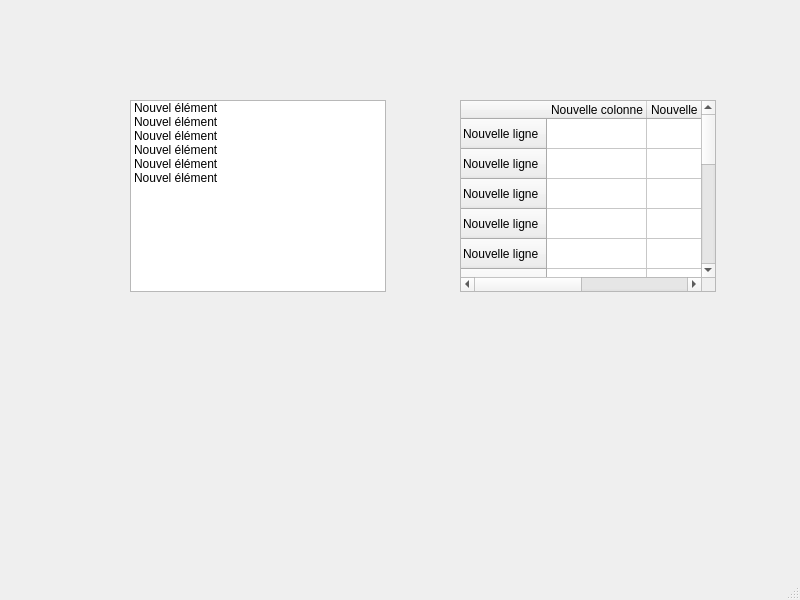
This is QtDesigner_workspace/Example.ui in SunHaozhe/AAI as Qt 5 draws it before an edit. The edited form follows.
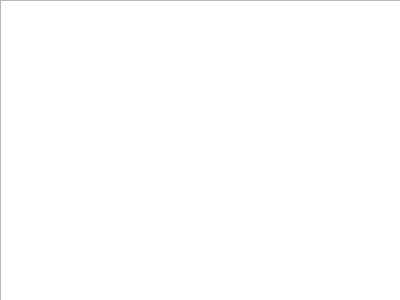
This is the edited form.

Commit message: Help button has been implemented

Patch:
```diff
--- a/QtDesigner_workspace/Example.ui
+++ b/QtDesigner_workspace/Example.ui
@@ -1,166 +1,28 @@
 <?xml version="1.0" encoding="UTF-8"?>
 <ui version="4.0">
- <class>MainWindow</class>
- <widget class="QMainWindow" name="MainWindow">
+ <class>Dialog</class>
+ <widget class="QDialog" name="Dialog">
   <property name="geometry">
    <rect>
     <x>0</x>
     <y>0</y>
-    <width>800</width>
-    <height>600</height>
+    <width>400</width>
+    <height>300</height>
    </rect>
   </property>
   <property name="windowTitle">
    <string>MainWindow</string>
   </property>
-  <widget class="QWidget" name="centralwidget">
-   <widget class="QListWidget" name="listWidget">
-    <property name="geometry">
-     <rect>
-      <x>130</x>
-      <y>100</y>
-      <width>256</width>
-      <height>192</height>
-     </rect>
-    </property>
-    <item>
-     <property name="text">
-      <string>Nouvel élément</string>
-     </property>
-    </item>
-    <item>
-     <property name="text">
-      <string>Nouvel élément</string>
-     </property>
-    </item>
-    <item>
-     <property name="text">
-      <string>Nouvel élément</string>
-     </property>
-    </item>
-    <item>
-     <property name="text">
-      <string>Nouvel élément</string>
-     </property>
-    </item>
-    <item>
-     <property name="text">
-      <string>Nouvel élément</string>
-     </property>
-    </item>
-    <item>
-     <property name="text">
-      <string>Nouvel élément</string>
-     </property>
-    </item>
-   </widget>
-   <widget class="QTableWidget" name="tableWidget">
-    <property name="geometry">
-     <rect>
-      <x>460</x>
-      <y>100</y>
-      <width>256</width>
-      <height>192</height>
-     </rect>
-    </property>
-    <row>
-     <property name="text">
-      <string>Nouvelle ligne</string>
-     </property>
-    </row>
-    <row>
-     <property name="text">
-      <string>Nouvelle ligne</string>
-     </property>
-    </row>
-    <row>
-     <property name="text">
-      <string>Nouvelle ligne</string>
-     </property>
-    </row>
-    <row>
-     <property name="text">
-      <string>Nouvelle ligne</string>
-     </property>
-    </row>
-    <row>
-     <property name="text">
-      <string>Nouvelle ligne</string>
-     </property>
-    </row>
-    <row>
-     <property name="text">
-      <string>Nouvelle ligne</string>
-     </property>
-    </row>
-    <row>
-     <property name="text">
-      <string>Nouvelle ligne</string>
-     </property>
-    </row>
-    <row>
-     <property name="text">
-      <string>Nouvelle ligne</string>
-     </property>
-    </row>
-    <row>
-     <property name="text">
-      <string>Nouvelle ligne</string>
-     </property>
-    </row>
-    <row>
-     <property name="text">
-      <string>Nouvelle ligne</string>
-     </property>
-    </row>
-    <row>
-     <property name="text">
-      <string>Nouvelle ligne</string>
-     </property>
-    </row>
-    <row>
-     <property name="text">
-      <string>Nouvelle ligne</string>
-     </property>
-    </row>
-    <row>
-     <property name="text">
-      <string>Nouvelle ligne</string>
-     </property>
-    </row>
-    <row>
-     <property name="text">
-      <string>Nouvelle ligne</string>
-     </property>
-    </row>
-    <row>
-     <property name="text">
-      <string>Nouvelle ligne</string>
-     </property>
-    </row>
-    <column>
-     <property name="text">
-      <string>Nouvelle colonne</string>
-     </property>
-    </column>
-    <column>
-     <property name="text">
-      <string>Nouvelle colonne</string>
-     </property>
-    </column>
-   </widget>
-  </widget>
-  <widget class="QMenuBar" name="menubar">
+  <widget class="QGraphicsView" name="graphicsView">
    <property name="geometry">
     <rect>
      <x>0</x>
      <y>0</y>
-     <width>800</width>
-     <height>22</height>
+     <width>401</width>
+     <height>301</height>
     </rect>
    </property>
   </widget>
-  <widget class="QStatusBar" name="statusbar"/>
  </widget>
  <resources/>
  <connections/>
```
Left out of the diff: 2 changed lines with no effect on the pictures. The commit also changes 6 other files.
